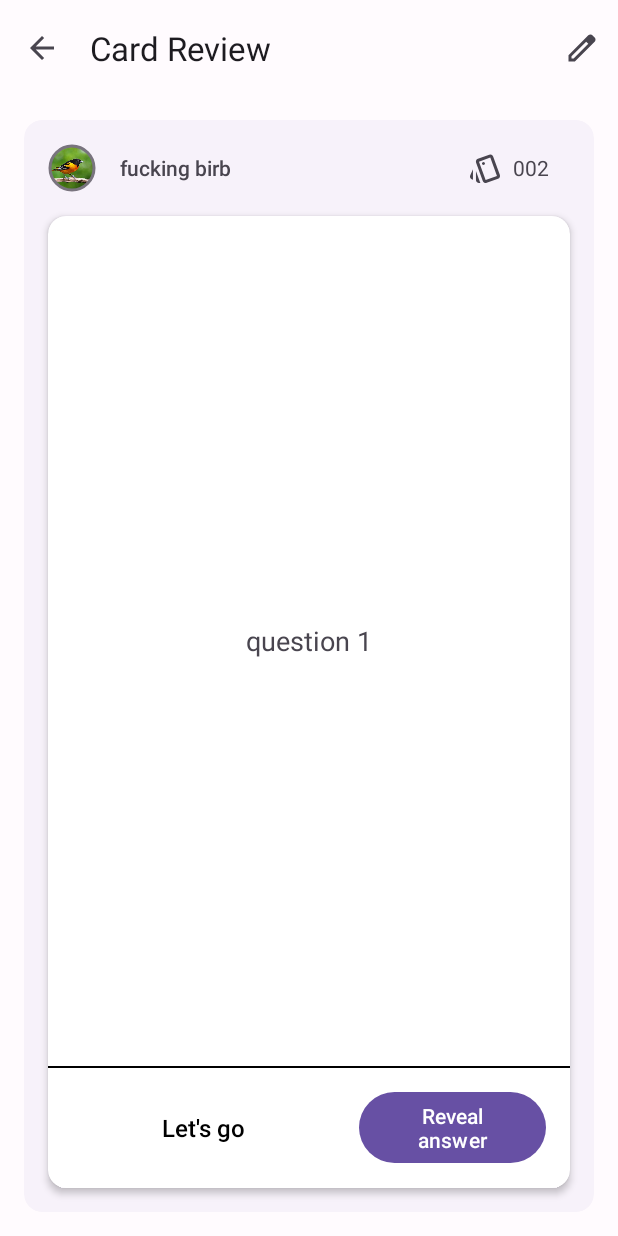
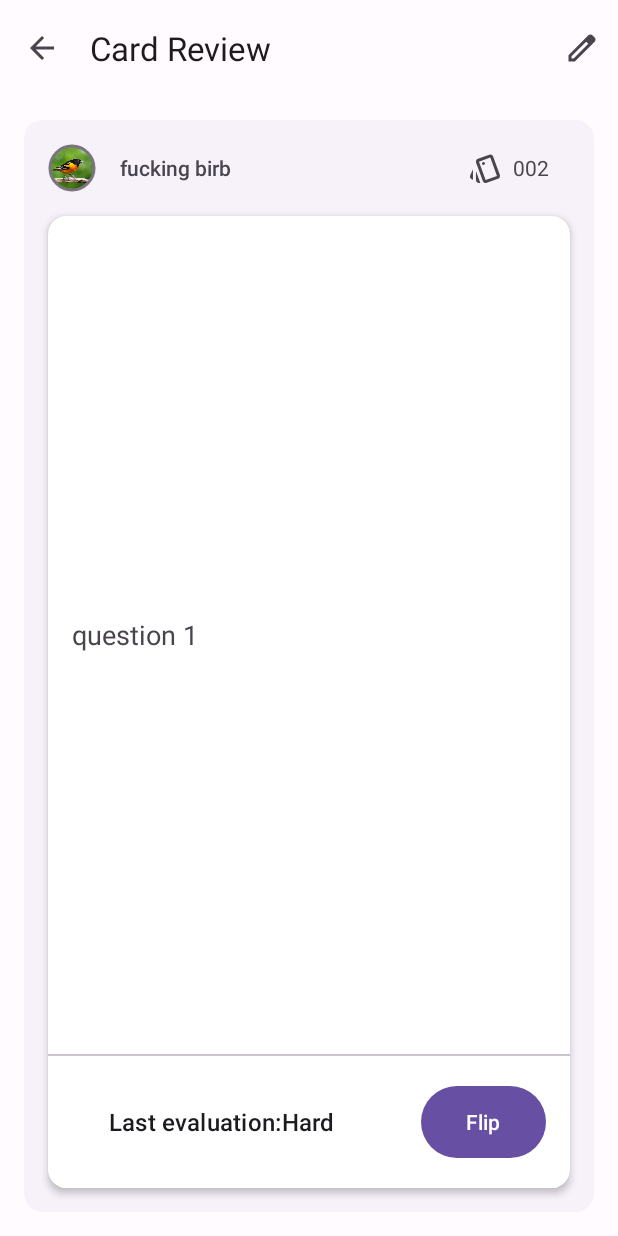
Before and after one commit to harouzie/android-final, an Android app: the CardReviewActivity screen opened directly, with no data from a screen before it, on a phone screen of 412 x 824 dp. Run offline under Robolectric (Android 15) with nearby library versions, the phone set to English and light mode, and no system bars.

Commit message:
- Card Review flippable

```diff
--- a/app/src/main/java/tdtu/fit/hrz/flashcards/activities/CardReviewActivity.java
+++ b/app/src/main/java/tdtu/fit/hrz/flashcards/activities/CardReviewActivity.java
@@ -4,6 +4,9 @@ import androidx.annotation.NonNull;
 import androidx.appcompat.app.AppCompatActivity;
 import androidx.appcompat.widget.AppCompatButton;
 import androidx.appcompat.widget.Toolbar;
+import androidx.fragment.app.Fragment;
+import androidx.fragment.app.FragmentManager;
+import androidx.fragment.app.FragmentTransaction;
 
 import android.content.Context;
 import android.content.Intent;
@@ -22,6 +25,11 @@ import java.util.Locale;
 
 import tdtu.fit.hrz.flashcards.R;
 import tdtu.fit.hrz.flashcards.controllers.DeckAdapter;
+import tdtu.fit.hrz.flashcards.fragments.CardAnswerFragment;
+import tdtu.fit.hrz.flashcards.fragments.CardQuestionFragment;
+import tdtu.fit.hrz.flashcards.fragments.DeckDownloadFragment;
+import tdtu.fit.hrz.flashcards.fragments.DeckLibraryFragment;
+import tdtu.fit.hrz.flashcards.fragments.UserFragment;
 import tdtu.fit.hrz.flashcards.objects.Card;
 import tdtu.fit.hrz.flashcards.objects.Deck;
 import tdtu.fit.hrz.flashcards.objects.UserAccount;
@@ -29,7 +37,8 @@ import tdtu.fit.hrz.flashcards.objects.UserAccount;
 public class CardReviewActivity extends AppCompatActivity {
     private MaterialToolbar topAppBar;
     private ShapeableImageView deckCover;
-    private TextView deckName, deckNumcard, cardQuestion;
+    private TextView deckName, deckNumcard;
+    private CardQuestionFragment questionFragment;
     @Override
     protected void onCreate(Bundle savedInstanceState) {
         super.onCreate(savedInstanceState);
@@ -39,7 +48,6 @@ public class CardReviewActivity extends AppCompatActivity {
         deckCover = findViewById(R.id.deckCover);
         deckName  = findViewById(R.id.deckName);
         deckNumcard  = findViewById(R.id.deckNumCard);
-        cardQuestion = findViewById(R.id.cardQuestion);
 
         //=======================================
         topAppBar.setOnMenuItemClickListener(new Toolbar.OnMenuItemClickListener() {
@@ -68,9 +76,28 @@ public class CardReviewActivity extends AppCompatActivity {
         deckNumcard.setText(String.format(Locale.ENGLISH, "%03d",deck.getSize()));
 
 
+        questionFragment = new CardQuestionFragment();
+
         if(deck.getSize() > 0) {
-            cardQuestion.setText(cards.get(0).getQuestion());
+            Bundle bundle = new Bundle();
+            bundle.putInt("deck_pos", p);
+            questionFragment.setArguments(bundle);
         }
+
+        getSupportFragmentManager().beginTransaction().add(R.id.fragment_container, questionFragment).commit();
+    }
+
+    //Handling fragment switching
+    public void switchFragment() {
+        FragmentManager fm = getSupportFragmentManager();
+        FragmentTransaction ft = fm.beginTransaction();
+
+        if (questionFragment.isAdded()) {
+            ft.replace(R.id.fragment_container, new CardAnswerFragment());
+        } else {
+            ft.replace(R.id.fragment_container, questionFragment);
+        }
+        ft.commit();
     }
 
 }
--- /dev/null
+++ b/app/src/main/java/tdtu/fit/hrz/flashcards/fragments/CardQuestionFragment.java
@@ -0,0 +1,52 @@
+package tdtu.fit.hrz.flashcards.fragments;
+
+import androidx.fragment.app.Fragment;
+
+import android.os.Bundle;
+import android.view.LayoutInflater;
+import android.view.View;
+import android.view.ViewGroup;
+import android.widget.Button;
+import android.widget.TextView;
+
+import java.util.List;
+
+import tdtu.fit.hrz.flashcards.R;
+import tdtu.fit.hrz.flashcards.activities.CardReviewActivity;
+import tdtu.fit.hrz.flashcards.controllers.DeckAdapter;
+import tdtu.fit.hrz.flashcards.objects.Card;
+import tdtu.fit.hrz.flashcards.objects.Deck;
+
+public class CardQuestionFragment extends Fragment {
+
+    private Button flipButton;
+    private TextView cardQuestion;
+    @Override
+    public View onCreateView(LayoutInflater inflater, ViewGroup container,
+                             Bundle savedInstanceState) {
+        // Inflate the layout for this fragment
+        View view = inflater.inflate(R.layout.fragment_card_question, container, false);
+
+        flipButton = view.findViewById(R.id.flip_btn);
+        cardQuestion = view.findViewById(R.id.cardQuestion);
+
+        Bundle bundle = getArguments();
+        if (bundle != null) {
+            int p = bundle.getInt("deck_pos");
+            Deck deck = DeckAdapter.deckList.get(p);
+            List<Card> cards = deck.getCards();
+            cardQuestion.setText(cards.get(0).getQuestion());
+        }
+
+        return view;
+    }
+
+    @Override
+    public void onResume() {
+        super.onResume();
+        flipButton.setOnClickListener(v -> {
+            CardReviewActivity activity = (CardReviewActivity) getActivity();
+            activity.switchFragment();
+        });
+    }
+}
--- /dev/null
+++ b/app/src/main/res/drawable/baseline_arrow_forward_24.xml
@@ -0,0 +1,5 @@
+<vector android:autoMirrored="true" android:height="32dp"
+    android:tint="#9EFF00" android:viewportHeight="24"
+    android:viewportWidth="24" android:width="32dp" xmlns:android="http://schemas.android.com/apk/res/android">
+    <path android:fillColor="@android:color/white" android:pathData="M12,4l-1.41,1.41L16.17,11H4v2h12.17l-5.58,5.59L12,20l8,-8z"/>
+</vector>
--- /dev/null
+++ b/app/src/main/res/drawable/baseline_replay_24.xml
@@ -0,0 +1,5 @@
+<vector android:height="32dp" android:tint="#FF0000"
+    android:viewportHeight="24" android:viewportWidth="24"
+    android:width="32dp" xmlns:android="http://schemas.android.com/apk/res/android">
+    <path android:fillColor="@android:color/white" android:pathData="M12,5V1L7,6l5,5V7c3.31,0 6,2.69 6,6s-2.69,6 -6,6 -6,-2.69 -6,-6H4c0,4.42 3.58,8 8,8s8,-3.58 8,-8 -3.58,-8 -8,-8z"/>
+</vector>
--- a/app/src/main/res/layout/activity_card_review.xml
+++ b/app/src/main/res/layout/activity_card_review.xml
@@ -47,8 +47,11 @@
                 android:id="@+id/deckHeadLayout"
                 android:layout_width="match_parent"
                 android:layout_height="wrap_content"
-                android:orientation="horizontal"
-                android:layout_margin="16dp">
+                android:layout_marginStart="16dp"
+                android:layout_marginTop="16dp"
+                android:layout_marginEnd="16dp"
+                android:layout_marginBottom="16dp"
+                android:orientation="horizontal">
 
 
                 <com.google.android.material.imageview.ShapeableImageView
@@ -57,42 +60,42 @@
                     android:layout_height="32dp"
                     android:layout_gravity="center_vertical"
                     android:padding="1dp"
+                    android:scaleType="centerCrop"
                     android:src="@drawable/checkered_pattern_lowres"
-                    app:strokeWidth="2dp"
+                    app:shapeAppearanceOverlay="@style/ShapeAppearance.Material3.Corner.Full"
                     app:strokeColor="?attr/colorOutline"
-                    app:shapeAppearanceOverlay="@style/ShapeAppearance.Material3.Corner.Full"
-                    android:scaleType="centerCrop"/>
+                    app:strokeWidth="2dp" />
 
                 <TextView
                     android:id="@+id/deckName"
                     android:layout_width="0dp"
                     android:layout_height="wrap_content"
                     android:layout_gravity="center_vertical"
+                    android:layout_marginStart="16dp"
                     android:layout_weight="6"
-                    android:layout_marginStart="16dp"
-                    android:maxLength="100"
+                    android:fontFamily="sans-serif-light"
                     android:maxWidth="200dp"
                     android:maxHeight="35dp"
-                    android:textStyle="bold"
-                    android:fontFamily="sans-serif-light"
-                    android:text="@string/lorem_ipsum_long"/>
+                    android:maxLength="100"
+                    android:text="@string/lorem_ipsum_long"
+                    android:textStyle="bold" />
 
                 <ImageView
                     android:layout_width="0dp"
                     android:layout_height="24dp"
-                    android:src="@drawable/ic_num_card"
                     android:layout_gravity="center_vertical"
-                    android:layout_weight="1"/>
+                    android:layout_weight="1"
+                    android:src="@drawable/ic_num_card" />
 
                 <TextView
                     android:id="@+id/deckNumCard"
                     android:layout_width="0dp"
                     android:layout_height="wrap_content"
                     android:layout_gravity="center_vertical"
+                    android:layout_weight="1"
+                    android:gravity="left"
                     android:text="999"
-                    android:textSize="14sp"
-                    android:gravity="left"
-                    android:layout_weight="1"/>
+                    android:textSize="14sp" />
 
             </LinearLayout>
 
@@ -105,65 +108,13 @@
                 android:layout_marginStart="16dp"
                 android:layout_marginEnd="16dp"
                 android:layout_below="@id/deckHeadLayout"
-                android:foreground="?attr/selectableItemBackground"
                 app:cardCornerRadius="12dp"
                 app:cardElevation="3dp">
 
-                <RelativeLayout
+                <androidx.fragment.app.FragmentContainerView
+                    android:id="@+id/fragment_container"
                     android:layout_width="match_parent"
-                    android:layout_height="match_parent">
-
-                    <TextView
-                        android:id="@+id/cardQuestion"
-                        android:layout_width="match_parent"
-                        android:layout_height="match_parent"
-                        android:layout_above="@id/cardDivider"
-                        android:layout_marginStart="16dp"
-                        android:layout_marginTop="16dp"
-                        android:layout_marginEnd="16dp"
-                        android:layout_marginBottom="16dp"
-                        android:gravity="center|center_vertical"
-                        android:text="@string/lorem_ipsum_long"
-                        android:textSize="18sp" />
-
-                    <com.google.android.material.divider.MaterialDivider
-                        android:id="@+id/cardDivider"
-                        android:layout_width="match_parent"
-                        android:layout_height="1dp"
-                        android:layout_above="@id/cardBottomLayout"
-                        app:dividerColor="@color/black" />
-
-                    <LinearLayout
-                        android:id="@+id/cardBottomLayout"
-                        android:layout_width="match_parent"
-                        android:layout_height="80dp"
-                        android:layout_alignParentBottom="true"
-                        android:orientation="horizontal">
-
-                        <TextView
-                            android:id="@+id/questionHeading"
-                            android:layout_width="0dp"
-                            android:layout_height="wrap_content"
-                            android:layout_gravity="center_vertical"
-                            android:layout_weight="5"
-                            android:fontFamily="sans-serif-light"
-                            android:text="@string/let_s_go"
-                            android:textAlignment="center"
-                            android:textColor="@color/black"
-                            android:textSize="16sp"
-                            android:textStyle="bold" />
-
-                        <Button
-                            android:layout_width="0dp"
-                            android:layout_height="wrap_content"
-                            android:layout_gravity="center_vertical"
-                            android:layout_marginEnd="16dp"
-                            android:layout_weight="3"
-                            android:text="@string/reveal_answer">
-
-                        </Button>
-                    </LinearLayout>
-                </RelativeLayout>
+                    android:layout_height="match_parent"/>
 
             </androidx.cardview.widget.CardView>
 
--- /dev/null
+++ b/app/src/main/res/layout/fragment_card_question.xml
@@ -0,0 +1,66 @@
+<?xml version="1.0" encoding="utf-8"?>
+<RelativeLayout xmlns:android="http://schemas.android.com/apk/res/android"
+    xmlns:app="http://schemas.android.com/apk/res-auto"
+    android:layout_width="match_parent"
+    android:layout_height="match_parent">
+
+    <TextView
+        android:id="@+id/cardQuestion"
+        android:layout_width="match_parent"
+        android:layout_height="match_parent"
+        android:layout_above="@id/cardDivider"
+        android:layout_marginStart="16dp"
+        android:layout_marginTop="16dp"
+        android:layout_marginEnd="16dp"
+        android:layout_marginBottom="16dp"
+        android:gravity="center_vertical"
+        android:text="@string/lorem_ipsum_long"
+        android:textSize="18sp"/>
+
+    <com.google.android.material.divider.MaterialDivider
+        android:id="@+id/cardDivider"
+        android:layout_width="match_parent"
+        android:layout_height="1dp"
+        android:layout_above="@id/cardBottomLayout"/>
+
+    <RelativeLayout
+        android:id="@+id/cardBottomLayout"
+        android:layout_width="match_parent"
+        android:layout_height="wrap_content"
+        android:layout_alignParentBottom="true">
+
+        <LinearLayout
+            android:layout_width="wrap_content"
+            android:layout_height="wrap_content"
+            android:layout_alignParentStart="true"
+            android:layout_centerVertical="true"
+            android:gravity="center"
+            android:layout_toStartOf="@id/flip_btn">
+
+            <TextView
+                android:id="@+id/questionHeading"
+                android:layout_width="wrap_content"
+                android:layout_height="wrap_content"
+                style="@style/TextAppearance.Material3.TitleMedium"
+                android:text="@string/last_evaluation"/>
+
+            <TextView
+                android:id="@+id/evaluation"
+                android:layout_width="wrap_content"
+                android:layout_height="wrap_content"
+                style="@style/TextAppearance.Material3.TitleMedium"
+                android:text="Hard"/>
+        </LinearLayout>
+
+        <Button
+            android:id="@+id/flip_btn"
+            android:layout_width="83dp"
+            android:layout_height="56dp"
+            android:layout_margin="16dp"
+            android:layout_alignParentEnd="true"
+            android:text="@string/flip">
+
+        </Button>
+    </RelativeLayout>
+
+</RelativeLayout>
--- a/app/src/main/res/layout/rcv_deck.xml
+++ b/app/src/main/res/layout/rcv_deck.xml
@@ -27,7 +27,8 @@
             android:id="@+id/info"
             android:layout_width="wrap_content"
             android:layout_height="match_parent"
-            android:layout_marginHorizontal="16dp"
+            android:layout_marginStart="8dp"
+            android:layout_marginEnd="16dp"
             android:layout_toEndOf="@id/image"
             android:layout_toStartOf="@id/info2">
 
--- a/app/src/main/res/values/colors.xml
+++ b/app/src/main/res/values/colors.xml
@@ -69,7 +69,7 @@
 <!--    custom color-->
     <color name="black">#FF000000</color>
     <color name="white">#FFFFFFFF</color>
-    <color name="green">#4CAF50</color>
+    <color name="green">#45B400</color>
     <color name="dark_green">#175516</color>
     <color name="blue">#193FFF</color>
     <color name="dark_blue">#001CAA</color>
--- a/app/src/main/res/values/strings.xml
+++ b/app/src/main/res/values/strings.xml
@@ -47,7 +47,8 @@
     <string name="delete_deck">Delete deck</string>
     <string name="lorem_ipsum_long">Lorem ipsum dolor sit amet, consectetur adipiscing elit, sed do eiusmod tempor incididunt ut labore et dolore magna aliqua</string>
     <string name="your_question">Your question</string>
+
+    <!--  Deck's review -->
     <string name="flip">Flip</string>
-    <string name="reveal_answer">Reveal answer</string>
-    <string name="let_s_go">Let\'s go</string>
+    <string name="last_evaluation">Last evaluation:</string>
 </resources>
```
Also changed, not shown: app/src/main/java/tdtu/fit/hrz/flashcards/fragments/CardAnswerFragment.java (added, +62 -0 lines), app/src/main/res/layout/fragment_card_answer.xml (added, +94 -0 lines).
